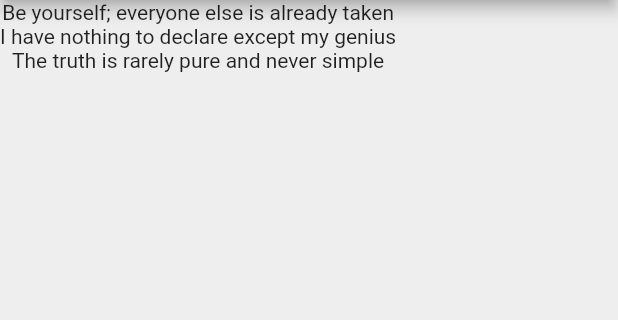
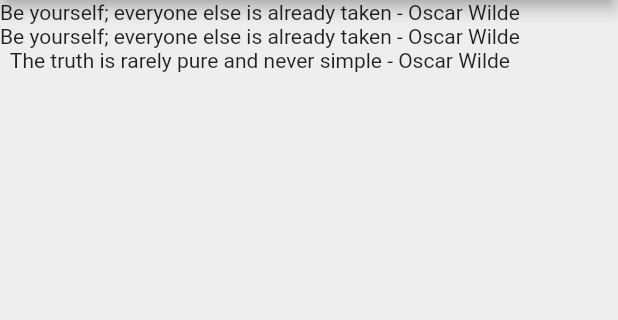
Before and after one commit to samikmaharjan55/quotes, a Flutter app: the screen it shows after launch, on a phone screen of 412 x 824 dp, the part 84-404 px from its top. Run offline on Flutter 3.47's test engine with Material 2 defaults, Android fonts, the phone set to English and light mode, and no system bars.

Commit message:
quotes app

```diff
--- a/lib/main.dart
+++ b/lib/main.dart
@@ -1,4 +1,5 @@
 import 'package:flutter/material.dart';
+import 'package:quotes_app/quote.dart';
 
 void main() => runApp(const MaterialApp(
       debugShowCheckedModeBanner: false,
@@ -13,10 +14,16 @@ class QuotesList extends StatefulWidget {
 }
 
 class _QuotesListState extends State<QuotesList> {
-  List<String> quotes = [
-    'Be yourself; everyone else is already taken',
-    'I have nothing to declare except my genius',
-    'The truth is rarely pure and never simple',
+  List<Quote> quotes = [
+    Quote(
+        author: 'Oscar Wilde',
+        text: 'Be yourself; everyone else is already taken'),
+    Quote(
+        author: 'Oscar Wilde',
+        text: 'Be yourself; everyone else is already taken'),
+    Quote(
+        author: 'Oscar Wilde',
+        text: 'The truth is rarely pure and never simple'),
   ];
 
   @override
@@ -29,7 +36,9 @@ class _QuotesListState extends State<QuotesList> {
         backgroundColor: Colors.redAccent,
       ),
       body: Column(
-        children: quotes.map((quote) => Text(quote)).toList(),
+        children: quotes
+            .map((quote) => Text('${quote.text} - ${quote.author}'))
+            .toList(),
       ),
     );
   }
```
